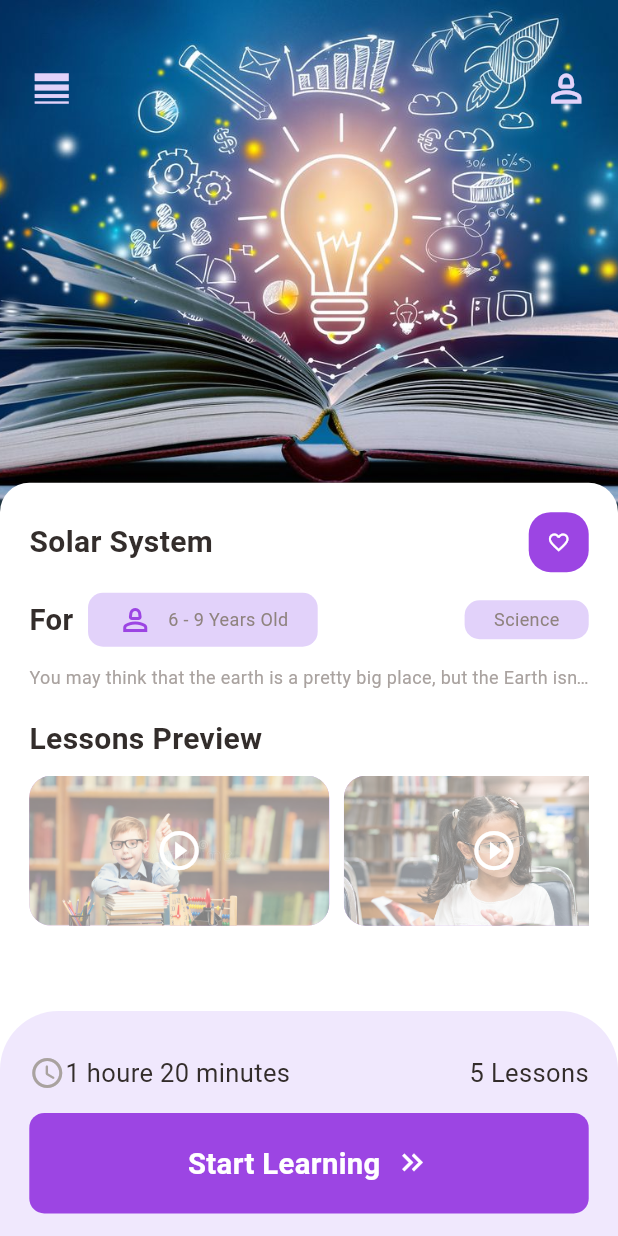
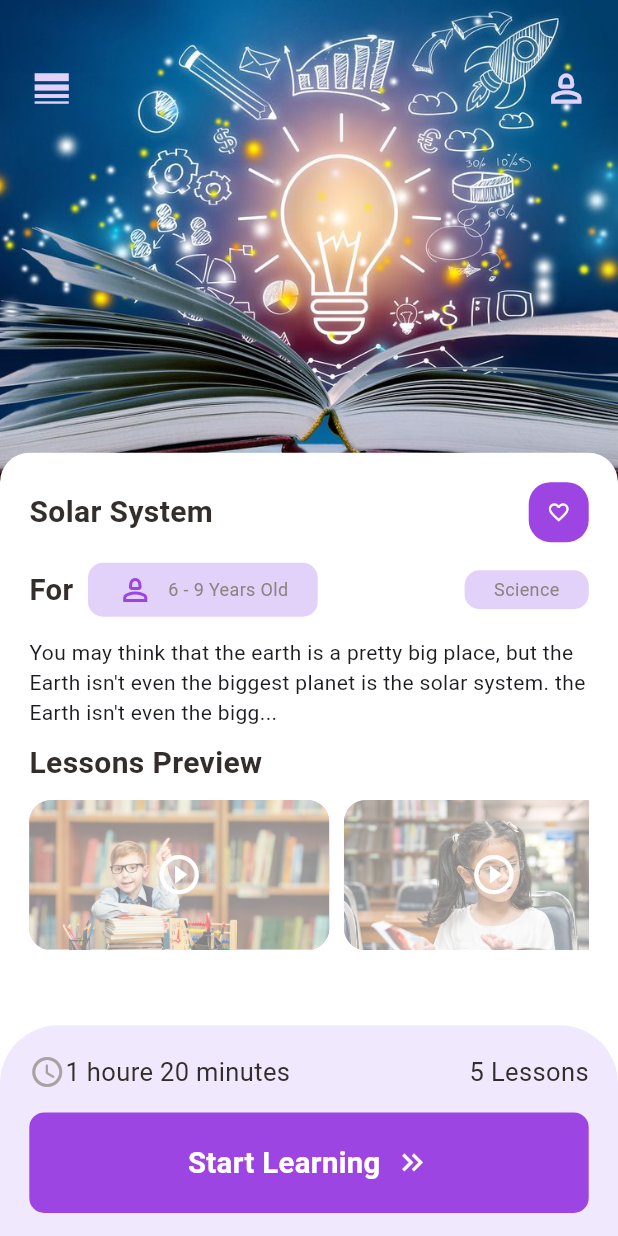
Before and after one commit to KmSaifulIslam/MojaruFlutterApp, a Flutter app: the DetailsPage screen opened by its route, on a phone screen of 412 x 824 dp. Run offline on Flutter 3.47's test engine with Material 2 defaults, Android fonts, the phone set to English and light mode, and no system bars; our stand-ins replace get, google_fonts.

Commit message:
Big text multi line error solved.

```diff
--- a/lib/pages/details_page.dart
+++ b/lib/pages/details_page.dart
@@ -21,7 +21,7 @@ class DetailsPage extends StatelessWidget {
             right: 0,
             child: Container(
               width: double.maxFinite,
-              height: Dimensions.popularFoodImageSize,
+              height: Dimensions.popularImageSize,
               decoration: const BoxDecoration(
                   image: DecorationImage(
                       fit: BoxFit.cover,
@@ -48,7 +48,7 @@ class DetailsPage extends StatelessWidget {
               left: 0,
               right: 0,
               bottom: 0,
-              top: Dimensions.popularFoodImageSize-20,
+              top: Dimensions.popularImageSize-40,
               child: Container(
                   padding: EdgeInsets.only(left: Dimensions.width20,right: Dimensions.width20,top:Dimensions.height20),
                   decoration: BoxDecoration(
@@ -109,8 +109,8 @@ class DetailsPage extends StatelessWidget {
                         ],
                       ),
                       SizedBox(height: Dimensions.height10,),
-                      const ExpandableTextWidget(text: "You may think that the earth is a pretty big place, but the Earth isn't even the biggest planet is the solar system."),
-                      SizedBox(height: Dimensions.height20,),
+                      const ExpandableTextWidget(text: "You may think that the earth is a pretty big place, but the Earth isn't even the biggest planet is the solar system. the Earth isn't even the biggest planet is the solar system."),
+                      SizedBox(height: Dimensions.height10,),
                       Column(
                         children: [
                           Row(
@@ -233,9 +233,9 @@ class DetailsPage extends StatelessWidget {
         ],
       ),
       bottomNavigationBar: Container(
-          height: 150,
+          height: Dimensions.height45*3.2,
           padding: EdgeInsets.only(
-            top: Dimensions.height30,
+            top: Dimensions.height20,
             left: Dimensions.width20,
             right: Dimensions.width20,
           ),
@@ -262,7 +262,7 @@ class DetailsPage extends StatelessWidget {
               ),
               SizedBox(height: Dimensions.height15,),
               Container(
-                padding: EdgeInsets.only(left: Dimensions.width20, right: Dimensions.width20, top: Dimensions.height20,bottom: Dimensions.height20),
+                padding: EdgeInsets.only(left: Dimensions.width10, right: Dimensions.width10, top: Dimensions.height20,bottom: Dimensions.height20),
                 decoration: BoxDecoration(
                   borderRadius: BorderRadius.circular(10),
                   color: AppColors.mainColor,
--- a/lib/utils/dimensions.dart
+++ b/lib/utils/dimensions.dart
@@ -36,8 +36,8 @@ class Dimensions {
   static double listViewImgSize = screenWidth/3.25;
   static double listViewTextContSize = screenWidth/3.9;
 
-  //popular food
-  static double popularFoodImageSize = screenHeight/2.41;
+  //popular
+  static double popularImageSize = screenHeight/2.41;
 
   static double bottomHeightBar = screenHeight/7.03;
 
--- a/lib/widgets/exandable_text_widget.dart
+++ b/lib/widgets/exandable_text_widget.dart
@@ -35,17 +35,17 @@ class _ExpandableTextWidgetState extends State<ExpandableTextWidget> {
   @override
   Widget build(BuildContext context) {
     return Container(
-      child: secondHalf.isEmpty?SmallText(text: firstHalf):Column(
+      child: secondHalf.isEmpty?Text(firstHalf):Column(
         children: [
-          SmallText(text: hiddenText?(firstHalf+"..."):(firstHalf+secondHalf), size: 20,color: AppColors.titleColor,),
+          Text( hiddenText?(firstHalf+"..."):(firstHalf+secondHalf),),
           InkWell(
             onTap: (){
 
             },
             child: Row(
               children: [
-                SmallText(text: "Show morer"),
-                Icon(Icons.arrow_drop_down, color: AppColors.mainColor,)
+                // Text("Show morer"),
+                // Icon(Icons.arrow_drop_down, color: AppColors.mainColor,)
               ],
             ),
           )
```
